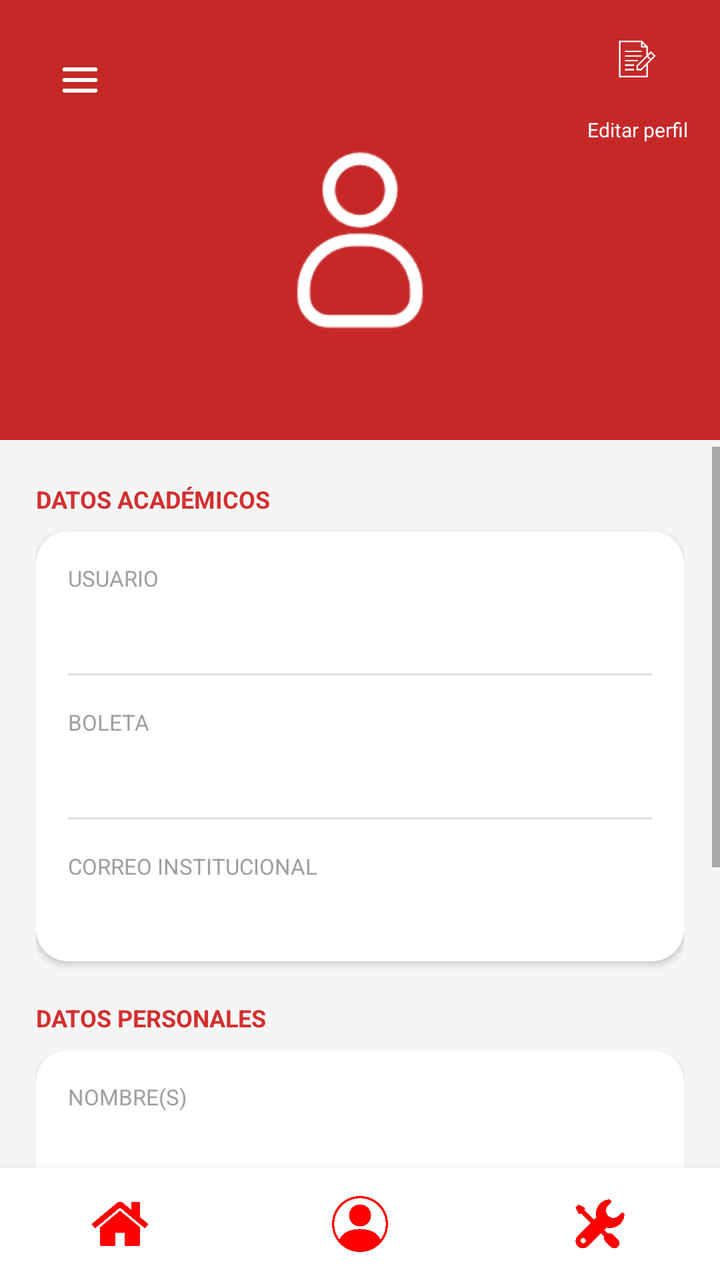
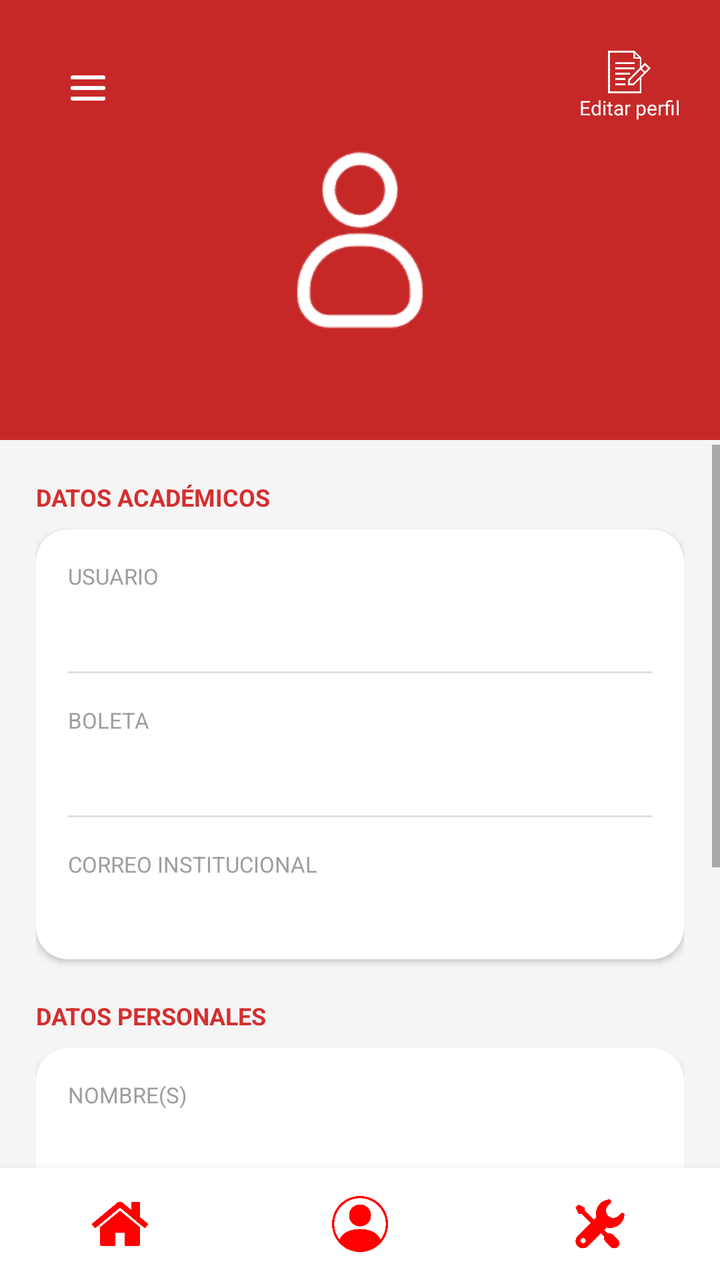

Screens rendered from an Android XML layout before and after an edit, with the pre-edit source and the edit as a unified diff.
<!-- AndroidManifest.xml: application theme Theme.ActivaESCOM -->
<!-- res/layout/activity_perfil.xml -->
<?xml version="1.0" encoding="utf-8"?>
<androidx.drawerlayout.widget.DrawerLayout xmlns:android="http://schemas.android.com/apk/res/android"
    xmlns:app="http://schemas.android.com/apk/res-auto"
    android:id="@+id/drawerLayout"
    android:layout_width="match_parent"
    android:layout_height="match_parent">

    <androidx.constraintlayout.widget.ConstraintLayout
        android:layout_width="match_parent"
        android:layout_height="match_parent"
        android:background="@color/gray_background">

        
        <View
            android:id="@+id/header_bg"
            android:layout_width="match_parent"
            android:layout_height="220dp"
            android:background="@color/red_1"
            app:layout_constraintTop_toTopOf="parent" />

        <ImageButton
            android:id="@+id/btnHamburguesa"
            android:layout_width="48dp"
            android:layout_height="48dp"
            android:background="@color/red_1"
            android:padding="8dp"
            android:scaleType="fitCenter"
            android:src="@drawable/navigation"
            android:layout_marginStart="16dp"
            android:layout_marginTop="16dp"
            app:layout_constraintStart_toStartOf="parent"
            app:layout_constraintTop_toTopOf="parent" />

        <LinearLayout
            android:id="@+id/layoutEditarPerfil"
            android:layout_width="wrap_content"
            android:layout_height="wrap_content"
            android:layout_marginEnd="16dp"
            android:layout_marginTop="20dp"
            android:gravity="center"
            android:orientation="vertical"
            android:clickable="true"
            android:focusable="true"
            android:background="?attr/selectableItemBackgroundBorderless"
            app:layout_constraintEnd_toEndOf="parent"
            app:layout_constraintTop_toTopOf="parent">

            <ImageView
                android:layout_width="38dp"
                android:layout_height="38dp"
                android:src="@drawable/edit_profile"
                app:tint="@color/white" />

            <TextView
                android:layout_width="wrap_content"
                android:layout_height="wrap_content"
                android:text="Editar perfil"
                android:textColor="@color/white"
                android:textSize="10sp" />
        </LinearLayout>

        <FrameLayout
            android:id="@+id/frameAvatar"
            android:layout_width="100dp"
            android:layout_height="100dp"
            android:layout_marginTop="70dp"
            android:background="@drawable/bg_circulo"
            android:clipToOutline="true"
            app:layout_constraintEnd_toEndOf="parent"
            app:layout_constraintStart_toStartOf="parent"
            app:layout_constraintTop_toTopOf="parent">

            <ImageView
                android:id="@+id/imgPerfil"
                android:layout_width="match_parent"
                android:layout_height="match_parent"
                android:scaleType="centerCrop"
                android:src="@drawable/profile_default" />
        </FrameLayout>

        
        <TextView
            android:id="@+id/tvNombreCompleto"
            android:layout_width="wrap_content"
            android:layout_height="wrap_content"
            android:layout_marginTop="8dp"
            android:textColor="@color/white"
            android:textSize="18sp"
            android:textStyle="bold"
            android:text=""
            app:layout_constraintEnd_toEndOf="parent"
            app:layout_constraintStart_toStartOf="parent"
            app:layout_constraintTop_toBottomOf="@id/frameAvatar" />

        
        <ScrollView
            android:layout_width="match_parent"
            android:layout_height="0dp"
            android:layout_marginTop="21dp"
            app:layout_constraintTop_toBottomOf="@id/tvNombreCompleto"
            app:layout_constraintBottom_toTopOf="@id/bottomNavBar">

            <LinearLayout
                android:layout_width="match_parent"
                android:layout_height="wrap_content"
                android:orientation="vertical"
                android:padding="18dp">

                <TextView
                    android:layout_width="wrap_content"
                    android:layout_height="wrap_content"
                    android:layout_marginBottom="8dp"
                    android:text="DATOS ACADÉMICOS"
                    android:textColor="@color/red_4"
                    android:textSize="12sp"
                    android:textStyle="bold" />

                <androidx.cardview.widget.CardView
                    android:layout_width="match_parent"
                    android:layout_height="wrap_content"
                    android:layout_marginBottom="20dp"
                    app:cardCornerRadius="16dp"
                    app:cardElevation="2dp">

                    <LinearLayout
                        android:layout_width="match_parent"
                        android:layout_height="wrap_content"
                        android:orientation="vertical">

                        
                        <LinearLayout
                            android:layout_width="match_parent"
                            android:layout_height="wrap_content"
                            android:orientation="vertical"
                            android:padding="16dp">

                            <TextView
                                android:layout_width="wrap_content"
                                android:layout_height="wrap_content"
                                android:text="USUARIO"
                                android:textColor="@color/gray_text"
                                android:textSize="11sp" />

                            <TextView
                                android:id="@+id/tvUsuario"
                                android:layout_width="wrap_content"
                                android:layout_height="wrap_content"
                                android:layout_marginTop="4dp"
                                android:text=""
                                android:textColor="@color/black"
                                android:textSize="15sp" />
                        </LinearLayout>

                        <View
                            android:layout_width="match_parent"
                            android:layout_height="1dp"
                            android:layout_marginHorizontal="16dp"
                            android:background="@color/gray_light" />

                        
                        <LinearLayout
                            android:layout_width="match_parent"
                            android:layout_height="wrap_content"
                            android:orientation="vertical"
                            android:padding="16dp">

                            <TextView
                                android:layout_width="wrap_content"
                                android:layout_height="wrap_content"
                                android:text="BOLETA"
                                android:textColor="@color/gray_text"
                                android:textSize="11sp" />

                            <TextView
                                android:id="@+id/tvBoleta"
                                android:layout_width="wrap_content"
                                android:layout_height="wrap_content"
                                android:layout_marginTop="4dp"
                                android:text=""
                                android:textColor="@color/black"
                                android:textSize="15sp" />
                        </LinearLayout>

                        <View
                            android:layout_width="match_parent"
                            android:layout_height="1dp"
                            android:layout_marginHorizontal="16dp"
                            android:background="@color/gray_light" />

                        
                        <LinearLayout
                            android:layout_width="match_parent"
                            android:layout_height="wrap_content"
                            android:orientation="vertical"
                            android:padding="16dp">

                            <TextView
                                android:layout_width="wrap_content"
                                android:layout_height="wrap_content"
                                android:text="CORREO INSTITUCIONAL"
                                android:textColor="@color/gray_text"
                                android:textSize="11sp" />

                            <TextView
                                android:id="@+id/tvCorreo"
                                android:layout_width="wrap_content"
                                android:layout_height="wrap_content"
                                android:layout_marginTop="4dp"
                                android:text=""
                                android:textColor="@color/black"
                                android:textSize="15sp" />
                        </LinearLayout>
                    </LinearLayout>
                </androidx.cardview.widget.CardView>

                
                <TextView
                    android:layout_width="wrap_content"
                    android:layout_height="wrap_content"
                    android:layout_marginBottom="8dp"
                    android:text="DATOS PERSONALES"
                    android:textColor="@color/red_4"
                    android:textSize="12sp"
                    android:textStyle="bold" />

                <androidx.cardview.widget.CardView
                    android:layout_width="match_parent"
                    android:layout_height="wrap_content"
                    android:layout_marginBottom="20dp"
                    app:cardCornerRadius="16dp"
                    app:cardElevation="2dp">

                    <LinearLayout
                        android:layout_width="match_parent"
                        android:layout_height="wrap_content"
                        android:orientation="vertical">

                        
                        <LinearLayout
                            android:layout_width="match_parent"
                            android:layout_height="wrap_content"
                            android:orientation="vertical"
                            android:padding="16dp">

                            <TextView
                                android:layout_width="wrap_content"
                                android:layout_height="wrap_content"
                                android:text="NOMBRE(S)"
                                android:textColor="@color/gray_text"
                                android:textSize="11sp" />

                            <TextView
                                android:id="@+id/tvNombre"
                                android:layout_width="wrap_content"
                                android:layout_height="wrap_content"
                                android:layout_marginTop="4dp"
                                android:text=""
                                android:textColor="@color/black"
                                android:textSize="15sp" />
                        </LinearLayout>

                        <View
                            android:layout_width="match_parent"
                            android:layout_height="1dp"
                            android:layout_marginHorizontal="16dp"
                            android:background="@color/gray_light" />

                        
                        <LinearLayout
                            android:layout_width="match_parent"
                            android:layout_height="wrap_content"
                            android:orientation="vertical"
                            android:padding="16dp">

                            <TextView
                                android:layout_width="wrap_content"
                                android:layout_height="wrap_content"
                                android:text="APELLIDO(S)"
                                android:textColor="@color/gray_text"
                                android:textSize="11sp" />

                            <TextView
                                android:id="@+id/tvApellido"
                                android:layout_width="wrap_content"
                                android:layout_height="wrap_content"
                                android:layout_marginTop="4dp"
                                android:text=""
                                android:textColor="@color/black"
                                android:textSize="15sp" />
                        </LinearLayout>

                        <View
                            android:layout_width="match_parent"
                            android:layout_height="1dp"
                            android:layout_marginHorizontal="16dp"
                            android:background="@color/gray_light" />

                        
                        <LinearLayout
                            android:layout_width="match_parent"
                            android:layout_height="wrap_content"
                            android:orientation="vertical"
                            android:padding="16dp">

                            <TextView
                                android:layout_width="wrap_content"
                                android:layout_height="wrap_content"
                                android:text="FECHA DE NACIMIENTO"
                                android:textColor="@color/gray_text"
                                android:textSize="11sp" />

                            <TextView
                                android:id="@+id/tvFechaNacimiento"
                                android:layout_width="wrap_content"
                                android:layout_height="wrap_content"
                                android:layout_marginTop="4dp"
                                android:text=""
                                android:textColor="@color/black"
                                android:textSize="15sp" />
                        </LinearLayout>
                    </LinearLayout>
                </androidx.cardview.widget.CardView>

                
                <Button
                    android:id="@+id/btnCambiarPassword"
                    android:layout_width="match_parent"
                    android:layout_height="56dp"
                    android:layout_marginBottom="8dp"
                    android:backgroundTint="@color/white"
                    android:text="Cambiar contraseña"
                    android:textColor="@color/red_1"
                    android:textStyle="bold"
                    style="?android:attr/borderlessButtonStyle"/>

            </LinearLayout>
        </ScrollView>

        <include
            android:id="@+id/bottomNavBar"
            layout="@layout/bottom_navigation"
            android:layout_width="match_parent"
            android:layout_height="56dp"
            app:layout_constraintBottom_toBottomOf="parent"
            app:layout_constraintEnd_toEndOf="parent"
            app:layout_constraintStart_toStartOf="parent" />

    </androidx.constraintlayout.widget.ConstraintLayout>

    <com.google.android.material.navigation.NavigationView
        android:id="@+id/navigationView"
        android:layout_width="wrap_content"
        android:layout_height="match_parent"
        android:layout_gravity="start"
        android:background="@color/white"
        app:headerLayout="@layout/nav_header"
        app:menu="@menu/nav_menu" />

</androidx.drawerlayout.widget.DrawerLayout>
<!-- res/layout/bottom_navigation.xml (included above) -->
<?xml version="1.0" encoding="utf-8"?>
<LinearLayout xmlns:android="http://schemas.android.com/apk/res/android"
    android:id="@+id/bottomNavBar"
    android:layout_width="match_parent"
    android:layout_height="56dp"
    android:orientation="horizontal"
    android:background="@color/white"
    android:elevation="8dp">

    <ImageButton
        android:id="@+id/navInicio"
        android:layout_width="0dp"
        android:layout_height="match_parent"
        android:layout_weight="1"
        android:src="@drawable/home"
        android:background="?attr/selectableItemBackgroundBorderless"
        android:scaleType="fitCenter"
        android:padding="14dp" />
    <ImageButton
    android:id="@+id/navPerfil"
    android:layout_width="0dp"
    android:layout_height="match_parent"
    android:layout_weight="1"
    android:src="@drawable/profile"
    android:background="?attr/selectableItemBackgroundBorderless"
    android:scaleType="fitCenter"
    android:padding="14dp" />
    <ImageButton
    android:id="@+id/navConfig"
    android:layout_width="0dp"
    android:layout_height="match_parent"
    android:layout_weight="1"
    android:src="@drawable/settings"
    android:background="?attr/selectableItemBackgroundBorderless"
    android:scaleType="fitCenter"
    android:padding="14dp" /> </LinearLayout>
<!-- res/layout/nav_header.xml (included above) -->
<?xml version="1.0" encoding="utf-8"?>
<LinearLayout xmlns:android="http://schemas.android.com/apk/res/android"
    android:layout_width="match_parent"
    android:layout_height="match_parent"
    android:orientation="vertical"
    android:background="@color/white">

    <LinearLayout
        android:layout_width="311dp"
        android:layout_height="180dp"
        android:background="@color/red_900"
        android:gravity="bottom"
        android:orientation="vertical"
        android:padding="20dp">

        <ImageView
            android:layout_width="60dp"
            android:layout_height="60dp"
            android:src="@drawable/logo_ipn"
            android:tint="@color/white" />

        <TextView
            android:layout_width="wrap_content"
            android:layout_height="wrap_content"
            android:layout_marginTop="12dp"
            android:text="EntrenaIPN"
            android:textColor="@color/white"
            android:textSize="20sp"
            android:textStyle="bold" />

        <TextView
            android:layout_width="wrap_content"
            android:layout_height="wrap_content"
            android:text="Ingeniería en Sistemas Computacionales"
            android:textColor="@color/red_300"
            android:textSize="14sp" />
    </LinearLayout>

    <LinearLayout
        android:layout_width="310dp"
        android:layout_height="wrap_content"
        android:orientation="vertical"
        android:paddingTop="15dp">

        <TextView
            android:id="@+id/menu_actividad"
            android:layout_width="match_parent"
            android:layout_height="wrap_content"
            android:background="?attr/selectableItemBackground"
            android:clickable="true"
            android:focusable="true"
            android:padding="16dp"
            android:text="🏠  Actividad"
            android:textColor="@color/black"
            android:textSize="16sp" />

        <TextView
            android:id="@+id/menu_progreso"
            android:layout_width="match_parent"
            android:layout_height="wrap_content"
            android:background="?attr/selectableItemBackground"
            android:clickable="true"
            android:focusable="true"
            android:padding="16dp"
            android:text="📈  Progreso semanal"
            android:textColor="@color/black"
            android:textSize="16sp" />

        <TextView
            android:id="@+id/menu_carrera"
            android:layout_width="match_parent"
            android:layout_height="wrap_content"
            android:background="?attr/selectableItemBackground"
            android:clickable="true"
            android:focusable="true"
            android:padding="16dp"
            android:text="🏃  Carrera matutina"
            android:textColor="@color/black"
            android:textSize="16sp" />

        <TextView
            android:id="@+id/menu_nuevo"
            android:layout_width="match_parent"
            android:layout_height="wrap_content"
            android:background="?attr/selectableItemBackground"
            android:clickable="true"
            android:focusable="true"
            android:padding="16dp"
            android:text="💪  Nuevo entrenamiento"
            android:textColor="@color/black"
            android:textSize="16sp" />

        
        <TextView
            android:id="@+id/menu_config"
            android:layout_width="match_parent"
            android:layout_height="wrap_content"
            android:background="?attr/selectableItemBackground"
            android:clickable="true"
            android:focusable="true"
            android:padding="16dp"
            android:text="⚙️  Configuración"
            android:textColor="@color/black"
            android:textSize="16sp" />

        <View
            android:layout_width="match_parent"
            android:layout_height="1dp"
            android:layout_marginHorizontal="16dp"
            android:layout_marginTop="8dp"
            android:background="@color/gray_light" />

        
        <TextView
            android:id="@+id/menu_logout"
            android:layout_width="match_parent"
            android:layout_height="wrap_content"
            android:background="?attr/selectableItemBackground"
            android:clickable="true"
            android:focusable="true"
            android:padding="16dp"
            android:text="🚪  Cerrar sesión"
            android:textColor="@color/red_900"
            android:textSize="16sp" />
    </LinearLayout>
</LinearLayout>
<!-- resources referenced by this layout -->
<resources>
  <color name="black">#FF000000</color>
  <color name="gray_background">#F5F5F5</color>
  <color name="gray_light">#E0E0E0</color>
  <color name="gray_text">#9E9E9E</color>
  <color name="red_1">#C62828</color>
  <color name="red_300">#EF9A9A</color>
  <color name="red_4">#D32F2F</color>
  <color name="red_900">#B71C1C</color>
  <color name="white">#FFFFFFFF</color>
  <!-- drawable bg_circulo (drawable) -->
  <?xml version="1.0" encoding="utf-8"?>
  <shape xmlns:android="http://schemas.android.com/apk/res/android"
      android:shape="oval">
      <solid android:color="@color/red_800" />
  </shape>
  <!-- drawable edit_profile: png bitmap (drawable, 4438 bytes) -->
  <!-- drawable home: png bitmap (drawable, 15478 bytes) -->
  <!-- drawable logo_ipn: png bitmap (drawable, 799627 bytes) -->
  <!-- drawable navigation: png bitmap (drawable, 8970 bytes) -->
  <!-- drawable profile: png bitmap (drawable, 22269 bytes) -->
  <!-- drawable profile_default: png bitmap (drawable, 3596 bytes) -->
  <!-- drawable settings: png bitmap (drawable, 18368 bytes) -->
  <style name="Theme.ActivaESCOM" parent="Base.Theme.ActivaESCOM">
      </style>
  <color name="red_800">#C62828</color>
  <style name="Base.Theme.ActivaESCOM" parent="Theme.MaterialComponents.DayNight.NoActionBar">
      </style>
</resources>

<!-- the commit's change to res/layout/activity_perfil.xml (unified diff, before → after) -->
@@ -26,8 +26,8 @@
             android:padding="8dp"
             android:scaleType="fitCenter"
             android:src="@drawable/navigation"
-            android:layout_marginStart="16dp"
-            android:layout_marginTop="16dp"
+            android:layout_marginStart="20dp"
+            android:layout_marginTop="20dp"
             app:layout_constraintStart_toStartOf="parent"
             app:layout_constraintTop_toTopOf="parent" />
 
@@ -35,8 +35,8 @@
             android:id="@+id/layoutEditarPerfil"
             android:layout_width="wrap_content"
             android:layout_height="wrap_content"
-            android:layout_marginEnd="16dp"
-            android:layout_marginTop="20dp"
+            android:layout_marginEnd="20dp"
+            android:layout_marginTop="25dp"
             android:gravity="center"
             android:orientation="vertical"
             android:clickable="true"
@@ -46,8 +46,8 @@
             app:layout_constraintTop_toTopOf="parent">
 
             <ImageView
-                android:layout_width="38dp"
-                android:layout_height="38dp"
+                android:layout_width="22dp"
+                android:layout_height="22dp"
                 android:src="@drawable/edit_profile"
                 app:tint="@color/white" />
 
@@ -96,7 +96,7 @@
         <ScrollView
             android:layout_width="match_parent"
             android:layout_height="0dp"
-            android:layout_marginTop="21dp"
+            android:layout_marginTop="20dp"
             app:layout_constraintTop_toBottomOf="@id/tvNombreCompleto"
             app:layout_constraintBottom_toTopOf="@id/bottomNavBar">
 
@@ -404,11 +404,11 @@
 
     <LinearLayout
         android:layout_width="311dp"
-        android:layout_height="180dp"
+        android:layout_height="175dp"
         android:background="@color/red_900"
         android:gravity="bottom"
         android:orientation="vertical"
-        android:padding="20dp">
+        android:padding="25dp">
 
         <ImageView
             android:layout_width="60dp"
@@ -419,7 +419,7 @@
         <TextView
             android:layout_width="wrap_content"
             android:layout_height="wrap_content"
-            android:layout_marginTop="12dp"
+            android:layout_marginTop="14dp"
             android:text="EntrenaIPN"
             android:textColor="@color/white"
             android:textSize="20sp"
@@ -428,7 +428,7 @@
         <TextView
             android:layout_width="wrap_content"
             android:layout_height="wrap_content"
-            android:text="Ingeniería en Sistemas Computacionales"
+            android:text="ESCOM - ISC"
             android:textColor="@color/red_300"
             android:textSize="14sp" />
     </LinearLayout>
@@ -447,7 +447,7 @@
             android:clickable="true"
             android:focusable="true"
             android:padding="16dp"
-            android:text="🏠  Actividad"
+            android:text="🏠  Inicio"
             android:textColor="@color/black"
             android:textSize="16sp" />
 
<!-- resource entries referenced after the edit -->
@@ -15,7 +15,7 @@
       android:shape="oval">
       <solid android:color="@color/red_800" />
   </shape>
-  <!-- drawable edit_profile: png bitmap (drawable, 4438 bytes) -->
+  <!-- drawable edit_profile: png bitmap (drawable, 5309 bytes) -->
   <!-- drawable home: png bitmap (drawable, 15478 bytes) -->
   <!-- drawable logo_ipn: png bitmap (drawable, 799627 bytes) -->
   <!-- drawable navigation: png bitmap (drawable, 8970 bytes) -->
